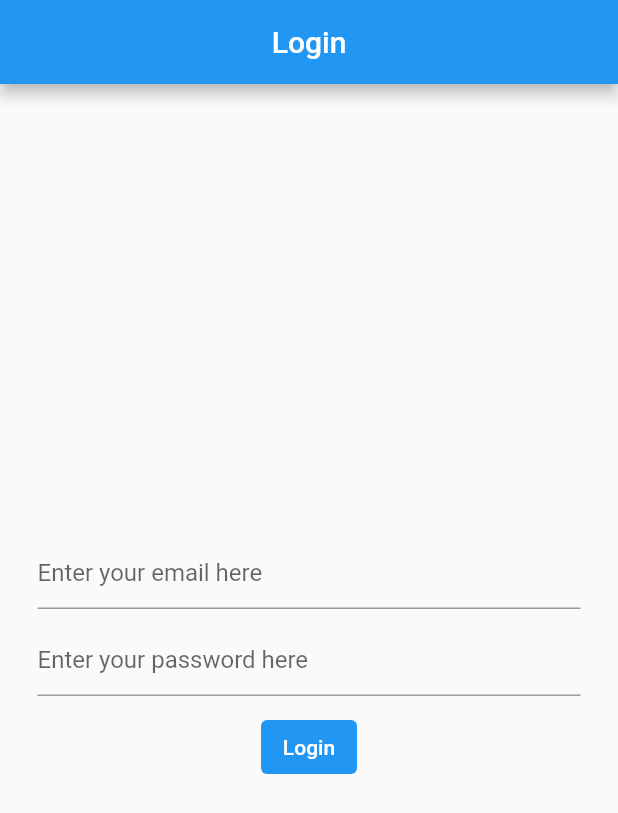
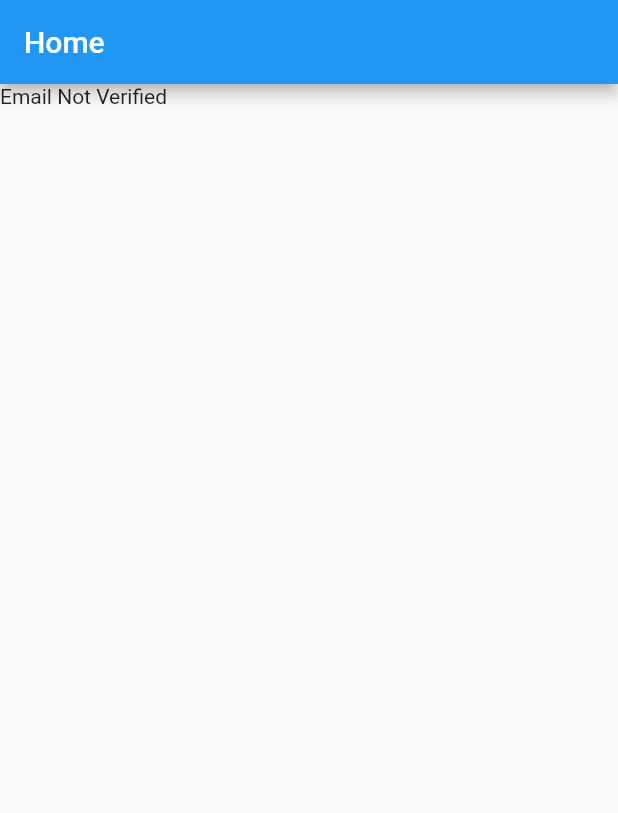
Before and after one commit to This-Is-Prince/learning-flutter, a Flutter app: the screen it shows after launch, on a phone screen of 412 x 824 dp. Shown: the top 813 px of the screen. Run offline on Flutter 3.47's test engine with Material 2 defaults, Android fonts, the phone set to English and light mode, and no system bars; our stand-ins replace firebase_auth, firebase_core; accounts and stored records are empty.

Commit message:
feat: homepage added

```diff
--- a/flutter_course_freecodecamp/mynotes/lib/main.dart
+++ b/flutter_course_freecodecamp/mynotes/lib/main.dart
@@ -1,6 +1,7 @@
+import 'package:firebase_auth/firebase_auth.dart';
+import 'package:firebase_core/firebase_core.dart';
 import 'package:flutter/material.dart';
-import 'package:mynotes/views/login_view.dart';
-import 'package:mynotes/views/register_view.dart';
+import 'package:mynotes/firebase_options.dart';
 
 void main() {
   WidgetsFlutterBinding.ensureInitialized();
@@ -18,6 +19,36 @@ class MyApp extends StatelessWidget {
         theme: ThemeData(
           primarySwatch: Colors.blue,
         ),
-        home: const LoginView());
+        home: const HomePage());
   }
 }
+
+class HomePage extends StatelessWidget {
+  const HomePage({Key? key}) : super(key: key);
+
+  @override
+  Widget build(BuildContext context) {
+    return Scaffold(
+      appBar: AppBar(title: const Text("Home")),
+      body: FutureBuilder(
+        future: Firebase.initializeApp(
+          options: DefaultFirebaseOptions.currentPlatform,
+        ),
+        builder: (context, snapshot) {
+          switch (snapshot.connectionState) {
+            case ConnectionState.done:
+              final user = FirebaseAuth.instance.currentUser;
+              final emailVerified = user?.emailVerified ?? false;
+              if (emailVerified) {
+                return const Text('Email Verified');
+              } else {
+                return const Text('Email Not Verified');
+              }
+            default:
+              return const Text("Loading....");
+          }
+        },
+      ),
+    );
+  }
+}
```
